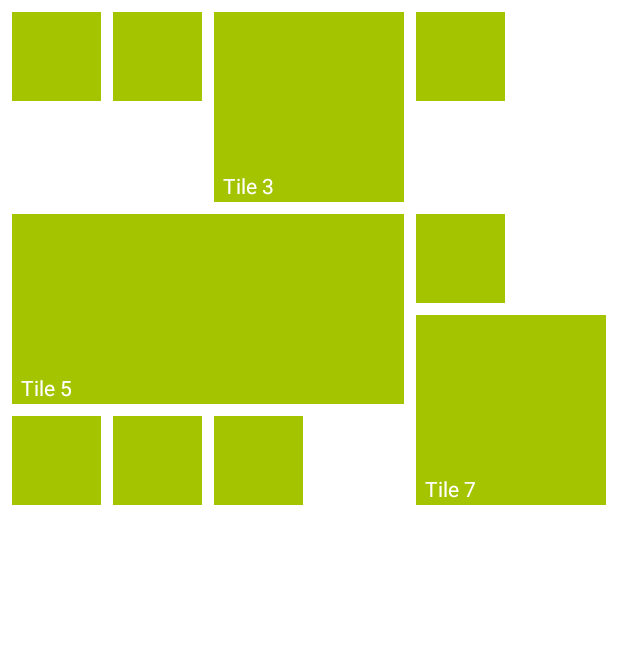
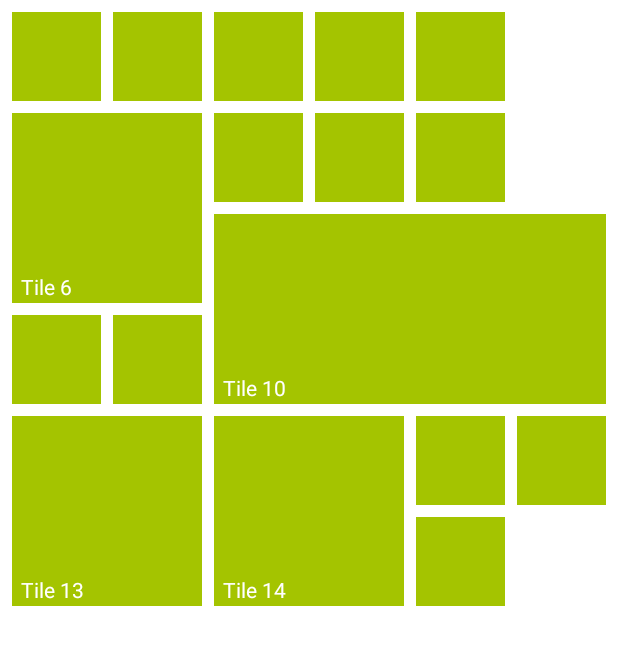
Before and after one commit to louis993546/Metro-Compose, an Android app built with Jetpack Compose: the screen it shows after launch (MainActivity), on a phone screen of 412 x 824 dp. Shown: the top 645 px of the screen. Run offline under Robolectric (Android 15) with nearby library versions, the phone set to English and light mode, and no system bars; our stand-ins replace Timber; 1 statement that could not run was skipped.

```diff
--- a/demo/src/main/java/com/louis993546/metro/MainActivity.kt
+++ b/demo/src/main/java/com/louis993546/metro/MainActivity.kt
@@ -24,11 +24,18 @@ class MainActivity : ComponentActivity() {
                 VerticalTilesGrid2 {
                     Tile(title = "").also { something(1, 1) }
                     Tile(title = "").also { something(1, 1) }
-                    Tile(title = "Tile 3").also { something(2, 2) }
                     Tile(title = "").also { something(1, 1) }
-                    Tile(title = "Tile 5").also { something(4, 2) }
                     Tile(title = "").also { something(1, 1) }
-                    Tile(title = "Tile 7").also { something(2, 2) }
+                    Tile(title = "").also { something(1, 1) }
+                    Tile(title = "Tile 6").also { something(2, 2) }
+                    Tile(title = "").also { something(1, 1) }
+                    Tile(title = "").also { something(1, 1) }
+                    Tile(title = "").also { something(1, 1) }
+                    Tile(title = "Tile 10").also { something(4, 2) }
+                    Tile(title = "").also { something(1, 1) }
+                    Tile(title = "").also { something(1, 1) }
+                    Tile(title = "Tile 13").also { something(2, 2) }
+                    Tile(title = "Tile 14").also { something(2, 2) }
                     Tile(title = "").also { something(1, 1) }
                     Tile(title = "").also { something(1, 1) }
                     Tile(title = "").also { something(1, 1) }
--- a/demo/src/main/java/com/louis993546/metro/VerticalTilesGrid.kt
+++ b/demo/src/main/java/com/louis993546/metro/VerticalTilesGrid.kt
@@ -1,5 +1,7 @@
 package com.louis993546.metro
 
+import androidx.compose.foundation.rememberScrollState
+import androidx.compose.foundation.verticalScroll
 import androidx.compose.runtime.Composable
 import androidx.compose.ui.Modifier
 import androidx.compose.ui.layout.Layout
@@ -21,7 +23,7 @@ fun VerticalTilesGrid2(
 ) {
     Layout(
         content = content,
-        modifier = modifier, // TODO make this scrollable
+        modifier = modifier.verticalScroll(rememberScrollState()), // TODO make this scrollable
     ) { measurables, constraints ->
         val totalGapWidth = gap.roundToPx() * (columns + 1)
         val cellSize = (constraints.maxWidth - totalGapWidth) / columns
```
Also changed, not shown: demo/build.gradle (+11 -0 lines), metro/build.gradle (+9 -7 lines), metro/src/main/java/com/louis993546/metro/Text.kt (+1 -14 lines), metro/src/main/java/com/louis993546/metro/Tile.kt (added, +21 -0 lines), 2 other files.
